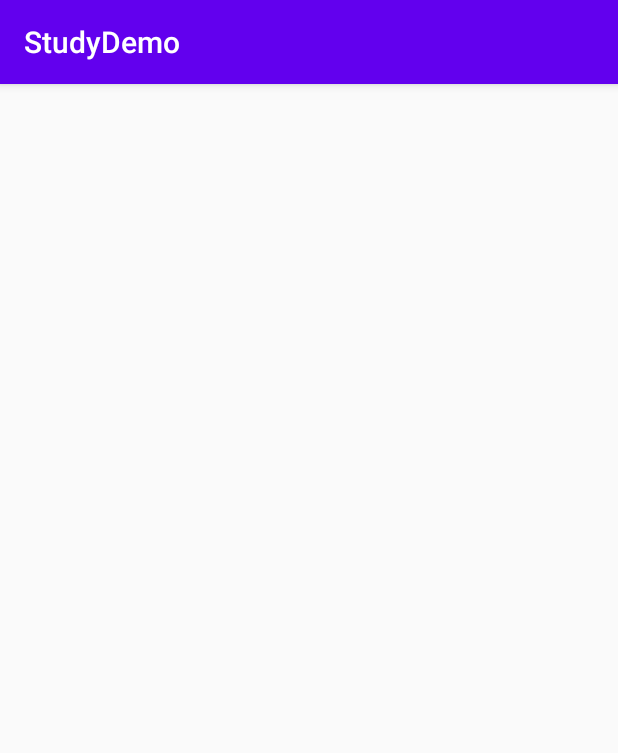
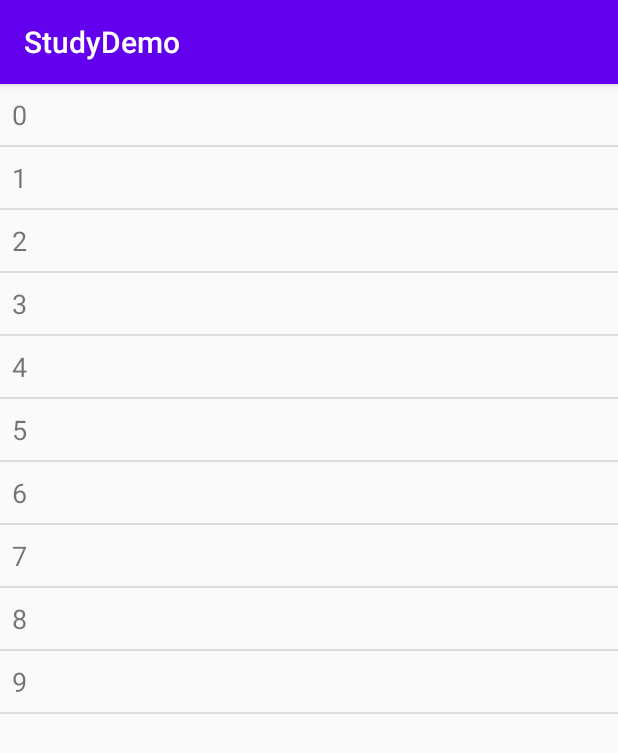
Before and after one commit to pengnix/studydemo, an Android app: the screen it shows after launch (VideoShowAfterDownloadActivity before the commit, SecondListActivity after it), after a tap on "COLLAPSINGTOOLBAR", on a phone screen of 412 x 824 dp. Shown: the top 753 px of the screen. Run offline under Robolectric (Android 15) with nearby library versions, the phone set to English and light mode, and no system bars.

```diff
--- a/project/app/build.gradle
+++ b/project/app/build.gradle
@@ -30,7 +30,10 @@ android {
 
 dependencies {
     implementation fileTree(dir: 'libs', include: ['*.jar'])
-
+    implementation 'androidx.appcompat:appcompat:1.2.0-beta01'//升级以后注意vivo 安卓5.0系统登录后可能会崩溃
+    implementation 'androidx.legacy:legacy-support-v4:1.0.0'
+    implementation 'androidx.constraintlayout:constraintlayout:1.1.3'
+    implementation 'androidx.recyclerview:recyclerview:1.1.0'
     implementation 'androidx.appcompat:appcompat:1.1.0'
     implementation 'com.google.android.material:material:1.1.0'
     implementation 'androidx.constraintlayout:constraintlayout:1.1.3'
--- a/project/app/src/main/java/com/study/pengnix/ok/MainActivity.java
+++ b/project/app/src/main/java/com/study/pengnix/ok/MainActivity.java
@@ -9,6 +9,7 @@ import com.study.pengnix.ok.activity.CollapsingToolbarLayoutDemoActivity;
 import com.study.pengnix.ok.activity.ConstraintLayoutDemoActivity;
 import com.study.pengnix.ok.activity.CoordinatorLayoutDemoActivity;
 import com.study.pengnix.ok.activity.MediaPlayerActivity;
+import com.study.pengnix.ok.activity.SecondListActivity;
 import com.study.pengnix.ok.activity.VideoActivity;
 import com.study.pengnix.ok.activity.VideoShowAfterDownloadActivity;
 
@@ -30,6 +31,7 @@ public class MainActivity extends AppCompatActivity implements View.OnClickListe
         findViewById(R.id.jump2_constraint_layout_demo).setOnClickListener(this);
         findViewById(R.id.jump2_video_layout_demo).setOnClickListener(this);
         findViewById(R.id.jump2_video_download_layout_demo).setOnClickListener(this);
+        findViewById(R.id.jump2_second_layout_demo).setOnClickListener(this);
     }
 
     @Override
@@ -47,6 +49,8 @@ public class MainActivity extends AppCompatActivity implements View.OnClickListe
                 intent = new Intent(MainActivity.this, VideoActivity.class);
             case R.id.jump2_video_download_layout_demo:
                 intent = new Intent(MainActivity.this, VideoShowAfterDownloadActivity.class);
+            case R.id.jump2_second_layout_demo:
+                intent = new Intent(MainActivity.this, SecondListActivity.class);
         }
         startActivity(intent);
     }
--- /dev/null
+++ b/project/app/src/main/java/com/study/pengnix/ok/activity/SecondListActivity.java
@@ -0,0 +1,48 @@
+package com.study.pengnix.ok.activity;
+
+import android.os.Bundle;
+
+import androidx.annotation.Nullable;
+import androidx.appcompat.app.AppCompatActivity;
+import androidx.recyclerview.widget.LinearLayoutManager;
+import androidx.recyclerview.widget.RecyclerView;
+
+import com.study.pengnix.ok.R;
+import com.study.pengnix.ok.adapter.CommentRecyclerAdapter;
+import com.study.pengnix.ok.adapter.RvDividerItemDecoration;
+import com.study.pengnix.ok.adapter.SecondaryListAdapter;
+
+import java.util.ArrayList;
+import java.util.List;
+
+public class SecondListActivity extends AppCompatActivity {
+
+    private List<SecondaryListAdapter.DataTree<String, String>> datas = new ArrayList<>();
+    RecyclerView rv;
+    CommentRecyclerAdapter adapter;
+
+    @Override
+    protected void onCreate(@Nullable Bundle savedInstanceState) {
+        super.onCreate(savedInstanceState);
+        setContentView(R.layout.activity_second_list_layout);
+        rv = (RecyclerView) findViewById(R.id.rv);
+
+        rv.setLayoutManager(new LinearLayoutManager(this));
+        rv.setHasFixedSize(true);
+        rv.addItemDecoration(new RvDividerItemDecoration(this, LinearLayoutManager.VERTICAL));
+        setDatas();
+        adapter = new CommentRecyclerAdapter(this);
+
+        adapter.setData(datas);
+        rv.setAdapter(adapter);
+    }
+
+    void setDatas(){
+        for (int i = 0; i < 10; i++) {
+
+            datas.add(new SecondaryListAdapter.DataTree<String, String>(String.valueOf(i), new
+                    ArrayList<String>(){{add("sub 0"); add("sub 1"); add("sub 2");}}));
+
+        }
+    }
+}
--- /dev/null
+++ b/project/app/src/main/java/com/study/pengnix/ok/adapter/CommentRecyclerAdapter.java
@@ -0,0 +1,107 @@
+package com.study.pengnix.ok.adapter;
+
+import android.content.Context;
+import android.view.LayoutInflater;
+import android.view.View;
+import android.view.ViewGroup;
+import android.widget.TextView;
+import android.widget.Toast;
+
+import androidx.recyclerview.widget.RecyclerView;
+
+import com.study.pengnix.ok.R;
+
+import java.util.ArrayList;
+import java.util.List;
+
+/**
+ * Created by Rusan on 2017/5/15.
+ */
+
+public class CommentRecyclerAdapter extends SecondaryListAdapter<CommentRecyclerAdapter.GroupItemViewHolder, CommentRecyclerAdapter.SubItemViewHolder> {
+
+
+    private Context context;
+
+    private List<DataTree<String, String>> dts = new ArrayList<>();
+
+    public CommentRecyclerAdapter(Context context) {
+        this.context = context;
+    }
+
+    public void setData(List datas) {
+        dts = datas;
+        notifyNewData(dts);
+    }
+
+    @Override
+    public RecyclerView.ViewHolder groupItemViewHolder(ViewGroup parent) {
+
+        View v = LayoutInflater.from(parent.getContext()).inflate(R.layout.second_item, parent, false);
+
+        return new GroupItemViewHolder(v);
+    }
+
+    @Override
+    public RecyclerView.ViewHolder subItemViewHolder(ViewGroup parent) {
+
+        View v = LayoutInflater.from(parent.getContext()).inflate(R.layout.second_item, parent, false);
+
+        return new SubItemViewHolder(v);
+    }
+
+    @Override
+    public void onGroupItemBindViewHolder(RecyclerView.ViewHolder holder, int groupItemIndex) {
+
+        ((GroupItemViewHolder) holder).tvGroup.setText(dts.get(groupItemIndex).getGroupItem());
+
+    }
+
+    @Override
+    public void onSubItemBindViewHolder(RecyclerView.ViewHolder holder, int groupItemIndex, int subItemIndex) {
+
+        ((SubItemViewHolder) holder).tvSub.setText(dts.get(groupItemIndex).getSubItems().get(subItemIndex));
+
+    }
+
+    @Override
+    public void onGroupItemClick(Boolean isExpand, GroupItemViewHolder holder, int groupItemIndex) {
+
+        Toast.makeText(context, "group item " + String.valueOf(groupItemIndex) + " is expand " +
+                String.valueOf(isExpand), Toast.LENGTH_SHORT).show();
+
+    }
+
+    @Override
+    public void onSubItemClick(SubItemViewHolder holder, int groupItemIndex, int subItemIndex) {
+
+        Toast.makeText(context, "sub item " + String.valueOf(subItemIndex) + " in group item " +
+                String.valueOf(groupItemIndex), Toast.LENGTH_SHORT).show();
+
+    }
+
+    public static class GroupItemViewHolder extends RecyclerView.ViewHolder {
+
+        TextView tvGroup;
+
+        public GroupItemViewHolder(View itemView) {
+            super(itemView);
+
+           tvGroup = (TextView) itemView.findViewById(R.id.tv);
+
+        }
+    }
+
+    public static class SubItemViewHolder extends RecyclerView.ViewHolder {
+
+        TextView tvSub;
+
+        public SubItemViewHolder(View itemView) {
+            super(itemView);
+
+            tvSub = (TextView) itemView.findViewById(R.id.tv);
+        }
+    }
+
+
+}
--- /dev/null
+++ b/project/app/src/main/java/com/study/pengnix/ok/adapter/RvDividerItemDecoration.java
@@ -0,0 +1,108 @@
+package com.study.pengnix.ok.adapter;
+
+import android.content.Context;
+import android.content.res.TypedArray;
+import android.graphics.Canvas;
+import android.graphics.Rect;
+import android.graphics.drawable.Drawable;
+import android.view.View;
+
+import androidx.recyclerview.widget.LinearLayoutManager;
+import androidx.recyclerview.widget.RecyclerView;
+
+/**
+ * Description: 定制Recycler View每个Item的分割线
+ * <!--
+ * Author: Rusan
+ * Date: 2017/1/5
+ * Version: 0.0.1
+ * ---------------------------------------------
+ * History:
+ * <p>
+ * -->
+ */
+
+public class RvDividerItemDecoration extends RecyclerView.ItemDecoration{
+
+    public final String TAG = this.getClass().getSimpleName();
+
+    private static final int[] ATTRS = new int[] {
+            android.R.attr.listDivider
+    };
+
+    public static final int HORIZONTAL_LIST = LinearLayoutManager.HORIZONTAL;
+    public static final int VERTICAL_LIST = LinearLayoutManager.VERTICAL;
+
+    private Drawable divider;
+
+    private int orientation;
+
+
+    public RvDividerItemDecoration(Context context, int orientation) {
+        final TypedArray typedArray = context.obtainStyledAttributes(ATTRS);
+        divider = typedArray.getDrawable(0);
+        typedArray.recycle();
+        setOrientation(orientation);
+    }
+
+    public void setOrientation(int pOrientation) {
+        if (pOrientation != HORIZONTAL_LIST && pOrientation != VERTICAL_LIST) {
+            throw new IllegalArgumentException("invalid orientation");
+        }
+        orientation = pOrientation;
+    }
+
+    @Override
+    public void onDraw(Canvas c, RecyclerView parent, RecyclerView.State state) {
+//        Log.v(TAG, "onDraw");
+
+        if (orientation == VERTICAL_LIST) {
+            drawForVertical(c, parent);
+        } else {
+            drawForHorizontal(c, parent);
+        }
+    }
+
+    //获取Item的位置，然后为每个item定位画线
+    private void drawForVertical(Canvas c, RecyclerView parent) {
+        final int left = parent.getPaddingLeft();
+        final int right = parent.getWidth() - parent.getPaddingRight();
+
+        final int childCount = parent.getChildCount();
+        for ( int i = 0; i < childCount; i++ ) {
+            final View child = parent.getChildAt(i);
+            RecyclerView recyclerView = new RecyclerView(parent.getContext());
+            final RecyclerView.LayoutParams params = (RecyclerView.LayoutParams) child.getLayoutParams();
+            final int top = child.getBottom() + params.bottomMargin;
+            final int bottom = top + divider.getIntrinsicHeight();
+            divider.setBounds(left, top, right, bottom);
+            divider.draw(c);
+        }
+    }
+
+    private void drawForHorizontal(Canvas c, RecyclerView parent) {
+        final int top = parent.getPaddingTop();
+        final int bottom = parent.getHeight() - parent.getPaddingBottom();
+
+        final int childCount = parent.getChildCount();
+        for ( int i = 0; i < childCount; i++ ) {
+            final View child = parent.getChildAt(i);
+            final RecyclerView.LayoutParams params = (RecyclerView.LayoutParams) child.getLayoutParams();
+
+            final int left = child.getRight() + params.rightMargin;
+            final int right = left + divider.getIntrinsicHeight();
+            divider.setBounds(left, top, right, bottom);
+            divider.draw(c);
+        }
+    }
+
+    @Override
+    //可以通过outRect()为每个Item设置一定的偏移量。
+    public void getItemOffsets(Rect outRect, View view, RecyclerView parent, RecyclerView.State state) {
+        if (orientation == VERTICAL_LIST) {
+            outRect.set(0, 0, 0, divider.getIntrinsicHeight());
+        } else {
+            outRect.set(0, 0, divider.getIntrinsicWidth(), 0);
+        }
+    }
+}
--- /dev/null
+++ b/project/app/src/main/java/com/study/pengnix/ok/adapter/SecondaryListAdapter.java
@@ -0,0 +1,334 @@
+package com.study.pengnix.ok.adapter;
+
+import android.view.View;
+import android.view.ViewGroup;
+
+import androidx.recyclerview.widget.RecyclerView;
+
+import java.util.ArrayList;
+import java.util.List;
+
+
+public abstract class SecondaryListAdapter<GVH, SVH extends RecyclerView.ViewHolder> extends RecyclerView
+        .Adapter<RecyclerView.ViewHolder> {
+
+    private List<Boolean> groupItemStatus = new ArrayList<>();
+
+    private List<DataTree> dataTrees = new ArrayList<>();
+
+    /**
+     * Set new data for adapter to show. It must be called when set new data.
+     *
+     * @param data New data
+     *
+     */
+    public void notifyNewData(List data) {
+        setDataTrees(data);
+    }
+
+
+    /**
+     * Set new data for adapter and notify changing.
+     *
+     * @param dt New data
+     *
+     */
+    private final void setDataTrees(List dt) {
+        this.dataTrees = dt;
+        initGroupItemStatus(groupItemStatus);
+        notifyDataSetChanged();
+    }
+
+    /**
+     * Initialize the list to false.
+     *
+     * @param l The list need to initialize
+     *
+     */
+    private void initGroupItemStatus(List l) {
+        for (int i = 0; i < dataTrees.size(); i++) {
+            l.add(false);
+        }
+    }
+
+
+    /**
+     * Create group item view holder for onCreateViewHolder.
+     *
+     * @param parent Provided by onCreateViewHolder.
+     *
+     */
+    public abstract RecyclerView.ViewHolder groupItemViewHolder(ViewGroup parent);
+
+    /**
+     * Create subitem view holder for onCreateViewHolder.
+     *
+     * @param parent Provided by onCreateViewHolder.
+     *
+     */
+    public abstract RecyclerView.ViewHolder subItemViewHolder(ViewGroup parent);
+
+
+    @Override
+    public final RecyclerView.ViewHolder onCreateViewHolder(ViewGroup parent, int viewType) {
+
+        RecyclerView.ViewHolder viewHolder = null;
+
+        if (viewType == ItemStatus.VIEW_TYPE_GROUPITEM) {
+
+            viewHolder = groupItemViewHolder(parent);
+
+        } else if (viewType == ItemStatus.VIEW_TYPE_SUBITEM) {
+
+            viewHolder = subItemViewHolder(parent);
+        }
+
+        return viewHolder;
+    }
+
+    /**
+     * Update the content of specified group item. The method will called by onBindViewHolder.
+     *
+     * @param holder The ViewHolder which should be updated to represent the contents of the
+     *        item at the given position in the data set.
+     *
+     * @param groupItemIndex The index of the group item.
+     *
+     */
+    public abstract void onGroupItemBindViewHolder(RecyclerView.ViewHolder holder, int
+            groupItemIndex);
+
+    /**
+     * Update the content of specified subitem. The method will called by onBindViewHolder.
+     *
+     * @param holder The ViewHolder which should be updated to represent the contents of the
+     *        item at the given position in the data set.
+     * @param subItemIndex The index of the subitem.
+     *
+     */
+    public abstract void onSubItemBindViewHolder(RecyclerView.ViewHolder holder, int
+            groupItemIndex, int subItemIndex);
+
+    /**
+     * The method will be called when the group item clicked.
+     *
+     * @param isExpand whether is expanded or no the group item clicked.
+     * @param holder The holder' s item view clicked.
+     * @param groupItemIndex The index of the group item clicked.
+     *
+     */
+    public abstract void onGroupItemClick(Boolean isExpand, GVH holder, int groupItemIndex);
+
+    /**
+     * The method will be called when the subitem clicked.
+     *
+     * @param holder The holder' s item view clicked.
+     * @param subItemIndex The index of the subitem clicked.
+     *
+     */
+    public abstract void onSubItemClick(SVH holder, int groupItemIndex, int subItemIndex);
+
+    @Override
+    public final void onBindViewHolder(final RecyclerView.ViewHolder holder, int position) {
+
+        final ItemStatus itemStatus = getItemStatusByPosition(position);
+
+        final DataTree dt = dataTrees.get(itemStatus.getGroupItemIndex());
+
+        if ( itemStatus.getViewType() == ItemStatus.VIEW_TYPE_GROUPITEM ) {
+
+            onGroupItemBindViewHolder(holder, itemStatus.getGroupItemIndex());
+
+            holder.itemView.setOnClickListener(new View.OnClickListener() {
+                @Override
+                public void onClick(View v) {
+
+                    int groupItemIndex = itemStatus.getGroupItemIndex();
+                    //未展开
+                    if ( !groupItemStatus.get(groupItemIndex) ) {
+
+                        onGroupItemClick(false, (GVH) holder, groupItemIndex);
+
+                        groupItemStatus.set(groupItemIndex, true);
+                        notifyItemRangeInserted(holder.getAdapterPosition() + 1, dt.getSubItems
+                                ().size());
+
+
+                    } else {
+
+                        onGroupItemClick(true, (GVH) holder, groupItemIndex);
+
+                        groupItemStatus.set(groupItemIndex, false);
+                        notifyItemRangeRemoved(holder.getAdapterPosition() + 1, dt.getSubItems
+                                ().size());
+
+                    }
+
+                }
+            });
+
+        } else if (itemStatus.getViewType() == ItemStatus.VIEW_TYPE_SUBITEM) {
+
+            onSubItemBindViewHolder(holder, itemStatus.getGroupItemIndex(), itemStatus
+                    .getSubItemIndex());
+
+            holder.itemView.setOnClickListener(new View.OnClickListener() {
+                @Override
+                public void onClick(View v) {
+
+                    onSubItemClick((SVH) holder, itemStatus.getGroupItemIndex(), itemStatus.getSubItemIndex());
+
+                }
+            });
+
+        }
+
+
+    }
+
+    @Override
+    public final int getItemCount() {
+
+        int itemCount = 0;
+
+        if (groupItemStatus.size() == 0) {
+            return 0;
+        }
+
+        for (int i = 0; i < dataTrees.size(); i++) {
+
+            if (groupItemStatus.get(i)) {
+                //一级加上二级条目
+                itemCount += (dataTrees.get(i).getSubItems().size() + 1);
+            } else {
+                itemCount++;
+            }
+
+        }
+
+        return itemCount;
+    }
+
+
+    @Override
+    public final int getItemViewType(int position) {
+        return getItemStatusByPosition(position).getViewType();
+    }
+
+
+    /**
+     * Get item' s status include view type, group item index and subitem index.
+     *
+     * @param position Position
+     *
+     */
+    private ItemStatus getItemStatusByPosition(int position) {
+
+        ItemStatus itemStatus = new ItemStatus();
+
+        int count = 0;
+        int i = 0;
+
+        for (i = 0; i < groupItemStatus.size(); i++ ) {
+
+            if (count == position) {
+
+                itemStatus.setViewType(ItemStatus.VIEW_TYPE_GROUPITEM);
+                itemStatus.setGroupItemIndex(i);
+                break;
+
+            } else if (count > position) {
+
+                itemStatus.setViewType(ItemStatus.VIEW_TYPE_SUBITEM);
+                itemStatus.setGroupItemIndex(i - 1);
+                itemStatus.setSubItemIndex(position - ( count - dataTrees.get(i - 1).getSubItems
+                        ().size() ) );
+                break;
+
+            }
+
+            count++;
+
+            if (groupItemStatus.get(i)) {
+
+                count += dataTrees.get(i).getSubItems().size();
+
+            }
+
+
+        }
+
+        if (i >= groupItemStatus.size()) {
+            itemStatus.setGroupItemIndex(i - 1);
+            itemStatus.setViewType(ItemStatus.VIEW_TYPE_SUBITEM);
+            itemStatus.setSubItemIndex(position - ( count - dataTrees.get(i - 1).getSubItems().size
+                    () ) );
+        }
+
+        return itemStatus;
+    }
+
+
+
+    private static class ItemStatus {
+
+        public static final int VIEW_TYPE_GROUPITEM = 0;
+        public static final int VIEW_TYPE_SUBITEM = 1;
+
+        private int viewType;
+        private int groupItemIndex = 0;
+        private int subItemIndex = -1;
+
+        public ItemStatus() {
+        }
+
+        public int getViewType() {
+            return viewType;
+        }
+
+        public void setViewType(int viewType) {
+            this.viewType = viewType;
+        }
+
+        public int getGroupItemIndex() {
+            return groupItemIndex;
+        }
+
+        public void setGroupItemIndex(int groupItemIndex) {
+            this.groupItemIndex = groupItemIndex;
+        }
+
+        public int getSubItemIndex() {
+            return subItemIndex;
+        }
+
+        public void setSubItemIndex(int subItemIndex) {
+            this.subItemIndex = subItemIndex;
+        }
+    }
+
+
+    /**
+     * Created by xuhaopeng on 2020/6/8.
+     * K一级菜单 ，V二级菜单
+     */
+
+    public final static class DataTree<K, V> {
+
+        private K groupItem;
+        private List<V> subItems;
+
+        public DataTree(K groupItem, List<V> subItems) {
+            this.groupItem = groupItem;
+            this.subItems = subItems;
+        }
+
+        public K getGroupItem() {
+            return groupItem;
+        }
+
+        public List<V> getSubItems() {
+            return subItems;
+        }
+    }
+}
--- a/project/app/src/main/res/layout/activity_main.xml
+++ b/project/app/src/main/res/layout/activity_main.xml
@@ -39,6 +39,11 @@
             android:layout_width="wrap_content"
             android:layout_height="wrap_content"
             android:text="@string/jump_to_video_download_layout" />
+        <Button
+            android:id="@+id/jump2_second_layout_demo"
+            android:layout_width="wrap_content"
+            android:layout_height="wrap_content"
+            android:text="@string/jump_to_second_layout" />
     </LinearLayout>
 
 
--- /dev/null
+++ b/project/app/src/main/res/layout/activity_second_list_layout.xml
@@ -0,0 +1,18 @@
+<?xml version="1.0" encoding="utf-8"?>
+<RelativeLayout xmlns:android="http://schemas.android.com/apk/res/android"
+    xmlns:app="http://schemas.android.com/apk/res-auto"
+    xmlns:tools="http://schemas.android.com/tools"
+    android:layout_width="match_parent"
+    android:layout_height="match_parent"
+    tools:context=".activity.SecondListActivity">
+
+    <androidx.recyclerview.widget.RecyclerView
+        android:id="@+id/rv"
+        android:layout_width="match_parent"
+        android:layout_height="match_parent"
+        android:scrollbars="vertical"
+        >
+
+    </androidx.recyclerview.widget.RecyclerView>
+
+</RelativeLayout>
--- /dev/null
+++ b/project/app/src/main/res/layout/second_item.xml
@@ -0,0 +1,17 @@
+<?xml version="1.0" encoding="utf-8"?>
+<LinearLayout xmlns:android="http://schemas.android.com/apk/res/android"
+    android:layout_width="match_parent"
+    android:layout_height="wrap_content"
+    android:orientation="vertical"
+    android:layout_margin="8dp"
+    >
+
+    <TextView
+        android:id="@+id/tv"
+        android:layout_width="wrap_content"
+        android:layout_height="wrap_content"
+        android:text="item"
+        android:textSize="18sp"
+        />
+
+</LinearLayout>
--- a/project/app/src/main/res/values/strings.xml
+++ b/project/app/src/main/res/values/strings.xml
@@ -14,4 +14,5 @@
     <string name="jump_to_constraint_layout">constraintLayout</string>
     <string name="jump_to_video_layout">Video</string>
     <string name="jump_to_video_download_layout">VideoDownload</string>
+    <string name="jump_to_second_layout">Second</string>
 </resources>
```
Also changed, not shown: project/app/src/main/AndroidManifest.xml (+7 -18 lines).
